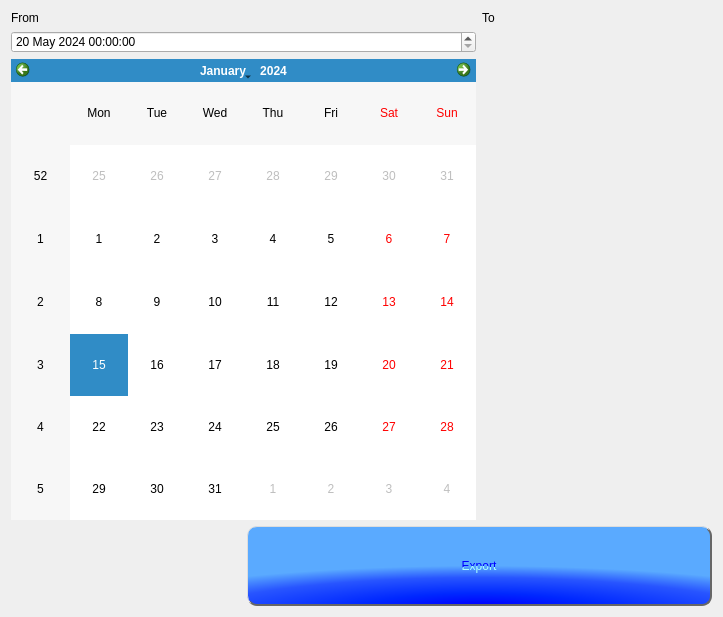
This is FunctionLib_UI/DlgExportLog.ui in PoJenCheng/AitherBot_V2.1 as Qt 5 draws it before an edit. The edited form follows.
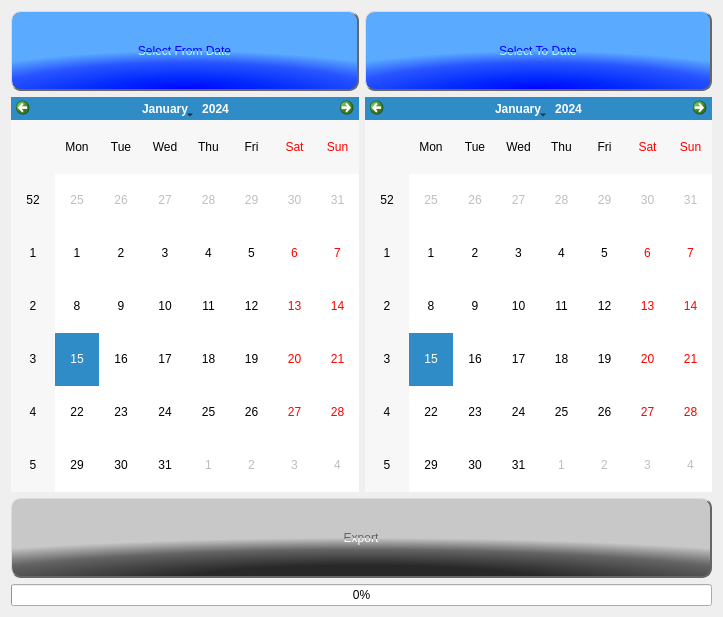
This is the edited form. Custom widgets are drawn as their Qt base class.

Commit message: 新增： - log export功能視窗 - 選擇日期範圍和目的資料夾來匯出 - 在主視窗透過輸入隱碼來啟動export視窗

Diff of the .ui file:
```diff
--- a/FunctionLib_UI/DlgExportLog.ui
+++ b/FunctionLib_UI/DlgExportLog.ui
@@ -32,59 +32,82 @@
 	border-bottom:1px solid #ddd;
 }
 
+QPushButton:disabled{
+	color: qradialgradient(spread:pad, cx:0.5, cy:1.7, radius:1.7, fx:0.5, fy:1.7, stop:0 rgba(255, 255, 255, 255), stop:0.7 rgba(255, 255, 255, 255), stop:0.71 rgba(100, 100, 100, 255), stop:1 rgba(100, 100, 100, 255));
+	background-color: qradialgradient(spread:pad, cx:0.5, cy:1.5, radius:1, fx:0.5, fy:1, stop:0 rgba(40, 40, 40, 255), stop:0.3 rgba(40, 40, 40, 255), stop:0.7 rgba(100, 100, 100, 255), stop:1 rgba(200, 200, 200, 255));
+}
+
 QCalendarWidget QPushButton{
 	font: 24px &quot;Arial&quot;;
 	color:rgba(170, 255, 255, 255);
 }</string>
   </property>
-  <layout class="QGridLayout" name="gridLayout">
+  <layout class="QGridLayout" name="gridLayout" columnstretch="1,1">
    <item row="0" column="0">
-    <widget class="QLabel" name="lblFrom">
-     <property name="text">
-      <string>From</string>
+    <widget class="QPushButton" name="btnDateFrom">
+     <property name="minimumSize">
+      <size>
+       <width>0</width>
+       <height>80</height>
+      </size>
      </property>
-    </widget>
-   </item>
-   <item row="0" column="2">
-    <widget class="QLabel" name="lblTo">
-     <property name="text">
-      <string>To</string>
+     <property name="styleSheet">
+      <string notr="true">font: 36px &quot;Arial&quot;;</string>
      </property>
-    </widget>
-   </item>
-   <item row="1" column="0" colspan="2">
-    <widget class="QDateTimeEdit" name="dateEdit">
-     <property name="minimumDateTime">
-      <datetime>
-       <hour>0</hour>
-       <minute>0</minute>
-       <second>0</second>
-       <year>2024</year>
-       <month>5</month>
-       <day>20</day>
-      </datetime>
-     </property>
-     <property name="calendarPopup">
-      <bool>false</bool>
+     <property name="text">
+      <string>Select From Date</string>
      </property>
     </widget>
    </item>
    <item row="2" column="0" colspan="2">
+    <layout class="QHBoxLayout" name="horizontalLayout">
+     <item>
+      <widget class="QPushButton" name="btnExport">
+       <property name="enabled">
+        <bool>false</bool>
+       </property>
+       <property name="minimumSize">
+        <size>
+         <width>200</width>
+         <height>80</height>
+        </size>
+       </property>
+       <property name="styleSheet">
+        <string notr="true"/>
+       </property>
+       <property name="text">
+        <string>Export</string>
+       </property>
+      </widget>
+     </item>
+    </layout>
+   </item>
+   <item row="0" column="1">
+    <widget class="QPushButton" name="btnDateTo">
+     <property name="minimumSize">
+      <size>
+       <width>0</width>
+       <height>80</height>
+      </size>
+     </property>
+     <property name="styleSheet">
+      <string notr="true">font: 36px &quot;Arial&quot;;</string>
+     </property>
+     <property name="text">
+      <string>Select To Date</string>
+     </property>
+    </widget>
+   </item>
+   <item row="1" column="1">
+    <widget class="QCustomCalendarWidget" name="calendarTo"/>
+   </item>
+   <item row="1" column="0">
     <widget class="QCustomCalendarWidget" name="calendarFrom"/>
    </item>
-   <item row="3" column="1" colspan="2">
-    <widget class="QPushButton" name="btnExport">
-     <property name="minimumSize">
-      <size>
-       <width>200</width>
-       <height>80</height>
-      </size>
-     </property>
-     <property name="styleSheet">
-      <string notr="true"/>
-     </property>
-     <property name="text">
-      <string>Export</string>
+   <item row="3" column="0" colspan="2">
+    <widget class="QProgressBar" name="pbrProgress">
+     <property name="value">
+      <number>0</number>
      </property>
     </widget>
    </item>
```
The commit also changes 11 other files.
